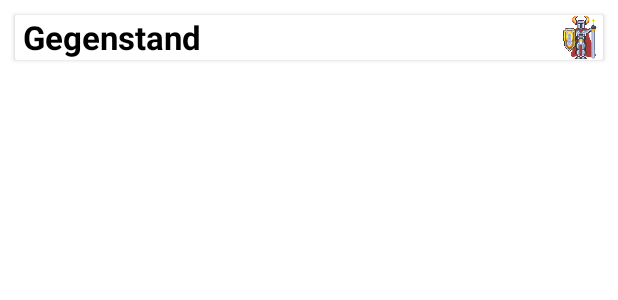
After one commit to andi-git/Die_Welt_Der_Tausend_Abenteuer, an Android app: the layout items_layout.xml on its own in the app's theme, with its tools: preview values and no code run, on a phone screen of 412 x 824 dp. The commit adds this screen. Shown: the top 300 px of the screen. Run offline under Robolectric (Android 15) with nearby library versions, the phone set to English and light mode, and no system bars.

Commit message:
add room for persistence and make refactoring for database->view connection

```diff
--- a/app/build.gradle.kts
+++ b/app/build.gradle.kts
@@ -2,6 +2,7 @@ plugins {
     alias(libs.plugins.android.application)
     alias(libs.plugins.kotlin.android)
     alias(libs.plugins.kotlin.compose)
+    id("com.google.devtools.ksp")
 }
 
 android {
@@ -54,6 +55,11 @@ dependencies {
     implementation(libs.androidx.lifecycle.viewmodel.ktx)
     implementation(libs.androidx.navigation.fragment.ktx)
     implementation(libs.androidx.navigation.ui.ktx)
+
+    implementation(libs.androidx.room.ktx)
+    implementation(libs.androidx.room.runtime)
+    ksp(libs.androidx.room.compiler)
+
     testImplementation(libs.junit)
     androidTestImplementation(libs.androidx.junit)
     androidTestImplementation(libs.androidx.espresso.core)
--- /dev/null
+++ b/app/src/main/java/eu/ahammer/dieweltdertausendabenteuer/util/NothingToDoHere.kt
@@ -0,0 +1,3 @@
+package eu.ahammer.dieweltdertausendabenteuer.util
+
+data class NothingToDoHere(val text: String)
--- /dev/null
+++ b/app/src/main/res/layout/items_layout.xml
@@ -0,0 +1,41 @@
+<?xml version="1.0" encoding="utf-8"?>
+<androidx.cardview.widget.CardView
+    xmlns:android="http://schemas.android.com/apk/res/android"
+    android:layout_width="match_parent"
+    android:layout_height="wrap_content"
+    android:elevation="2dp"
+    android:layout_margin="10dp">
+    <LinearLayout
+        android:layout_width="match_parent"
+        android:layout_height="wrap_content"
+        android:orientation="horizontal"
+        android:weightSum="1"
+        android:background="@color/white">
+        <LinearLayout
+            android:layout_width="wrap_content"
+            android:layout_height="wrap_content"
+            android:weightSum=".9"
+            android:layout_weight="1"
+            android:orientation="vertical">
+            <TextView
+                android:id="@+id/itemName"
+                android:layout_width="match_parent"
+                android:layout_height="wrap_content"
+                android:text="@string/default_item_text"
+                android:textSize="22sp"
+                android:layout_marginStart="5dp"
+                android:layout_marginTop="0dp"
+                android:textColor="@color/black"
+                android:textStyle="bold">
+            </TextView>
+        </LinearLayout>
+        <ImageView
+            android:id="@+id/itemDeleteButton"
+            android:contentDescription="@string/button_delete"
+            android:layout_width="30dp"
+            android:layout_height="30dp"
+            android:layout_weight=".1"
+            android:src="@drawable/knight">
+        </ImageView>
+    </LinearLayout>
+</androidx.cardview.widget.CardView>
--- a/app/src/main/res/values/strings.xml
+++ b/app/src/main/res/values/strings.xml
@@ -3,4 +3,6 @@
     <string name="title_hints">Hinweise</string>
     <string name="title_items">Gegenstände</string>
     <string name="title_fight">Kampf</string>
+    <string name="default_item_text">Gegenstand</string>
+    <string name="button_delete">Löschen</string>
 </resources>
--- a/build.gradle.kts
+++ b/build.gradle.kts
@@ -2,4 +2,5 @@
 plugins {
     alias(libs.plugins.android.application) apply false
     alias(libs.plugins.kotlin.android) apply false
+    id("com.google.devtools.ksp") version "2.0.0-1.0.21" apply false
 }
```
Also changed, not shown: app/src/main/java/eu/ahammer/dieweltdertausendabenteuer/model/DWdtADatabase.kt (added, +44 -0 lines), app/src/main/java/eu/ahammer/dieweltdertausendabenteuer/model/Item.kt (added, +11 -0 lines), app/src/main/java/eu/ahammer/dieweltdertausendabenteuer/model/ItemDao.kt (added, +27 -0 lines), app/src/main/java/eu/ahammer/dieweltdertausendabenteuer/ui/items/ItemsFragment.kt (+65 -8 lines), app/src/main/java/eu/ahammer/dieweltdertausendabenteuer/viewmodel/item/ItemAdapter.kt (added, +69 -0 lines), app/src/main/java/eu/ahammer/dieweltdertausendabenteuer/viewmodel/item/ItemRepository.kt (added, +18 -0 lines), app/src/main/java/eu/ahammer/dieweltdertausendabenteuer/viewmodel/item/ItemViewModel.kt (added, +18 -0 lines), app/src/main/res/layout/fragment_items.xml (+20 -1 lines), gradle/libs.versions.toml (+8 -3 lines).
